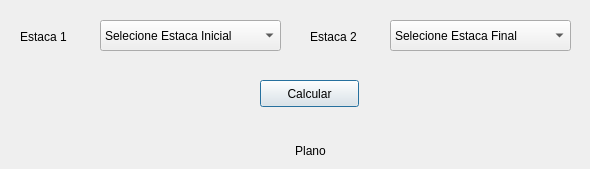
The window that app/view/ui/Topo_dialog_perfil.ui (matheusfillipe/Topografia) describes before a commit, drawn with Qt 5.
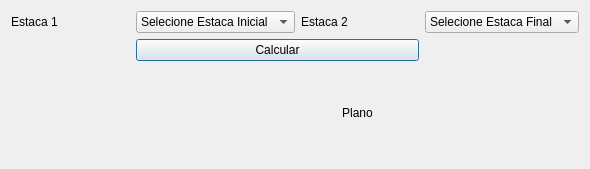
The same window after the commit.

The edit to the form file:
```diff
--- a/app/view/ui/Topo_dialog_perfil.ui
+++ b/app/view/ui/Topo_dialog_perfil.ui
@@ -13,71 +13,48 @@
   <property name="windowTitle">
    <string>Perfil do trecho</string>
   </property>
-  <widget class="QComboBox" name="comboEstaca1">
-   <property name="geometry">
-    <rect>
-     <x>100</x>
-     <y>20</y>
-     <width>181</width>
-     <height>31</height>
-    </rect>
-   </property>
-   <item>
-    <property name="text">
-     <string>Selecione Estaca Inicial</string>
-    </property>
-   </item>
-  </widget>
+  <layout class="QGridLayout" name="gridLayout">
+   <item row="0" column="0">
   <widget class="QLabel" name="label">
-   <property name="geometry">
-    <rect>
-     <x>20</x>
-     <y>26</y>
-     <width>68</width>
-     <height>21</height>
-    </rect>
-   </property>
    <property name="text">
     <string>Estaca 1</string>
    </property>
   </widget>
-  <widget class="QComboBox" name="comboEstaca2">
-   <property name="geometry">
-    <rect>
-     <x>390</x>
-     <y>20</y>
-     <width>181</width>
-     <height>31</height>
-    </rect>
-   </property>
+   </item>
+   <item row="0" column="1">
+    <widget class="QComboBox" name="comboEstaca1">
    <item>
     <property name="text">
-     <string>Selecione Estaca Final</string>
+       <string>Selecione Estaca Inicial</string>
     </property>
    </item>
   </widget>
+   </item>
+   <item row="0" column="2">
   <widget class="QLabel" name="label_2">
-   <property name="geometry">
-    <rect>
-     <x>310</x>
-     <y>26</y>
-     <width>68</width>
-     <height>21</height>
-    </rect>
-   </property>
    <property name="text">
     <string>Estaca 2</string>
    </property>
   </widget>
+   </item>
+   <item row="0" column="3">
+    <widget class="QComboBox" name="comboEstaca2">
+     <item>
+      <property name="text">
+       <string>Selecione Estaca Final</string>
+      </property>
+     </item>
+    </widget>
+   </item>
+   <item row="1" column="1" colspan="2">
+    <widget class="QPushButton" name="btnCalcular">
+     <property name="text">
+      <string>Calcular</string>
+     </property>
+    </widget>
+   </item>
+   <item row="2" column="1" colspan="3">
   <widget class="QLabel" name="lblTipo">
-   <property name="geometry">
-    <rect>
-     <x>220</x>
-     <y>140</y>
-     <width>181</width>
-     <height>21</height>
-    </rect>
-   </property>
    <property name="text">
     <string>Plano</string>
    </property>
@@ -85,19 +62,8 @@
     <set>Qt::AlignCenter</set>
    </property>
   </widget>
-  <widget class="QPushButton" name="btnCalcular">
-   <property name="geometry">
-    <rect>
-     <x>260</x>
-     <y>80</y>
-     <width>99</width>
-     <height>27</height>
-    </rect>
-   </property>
-   <property name="text">
-    <string>Calcular</string>
-   </property>
-  </widget>
+   </item>
+  </layout>
  </widget>
  <resources/>
  <connections/>
```
Lines whose indentation alone changed are shown as unchanged.
